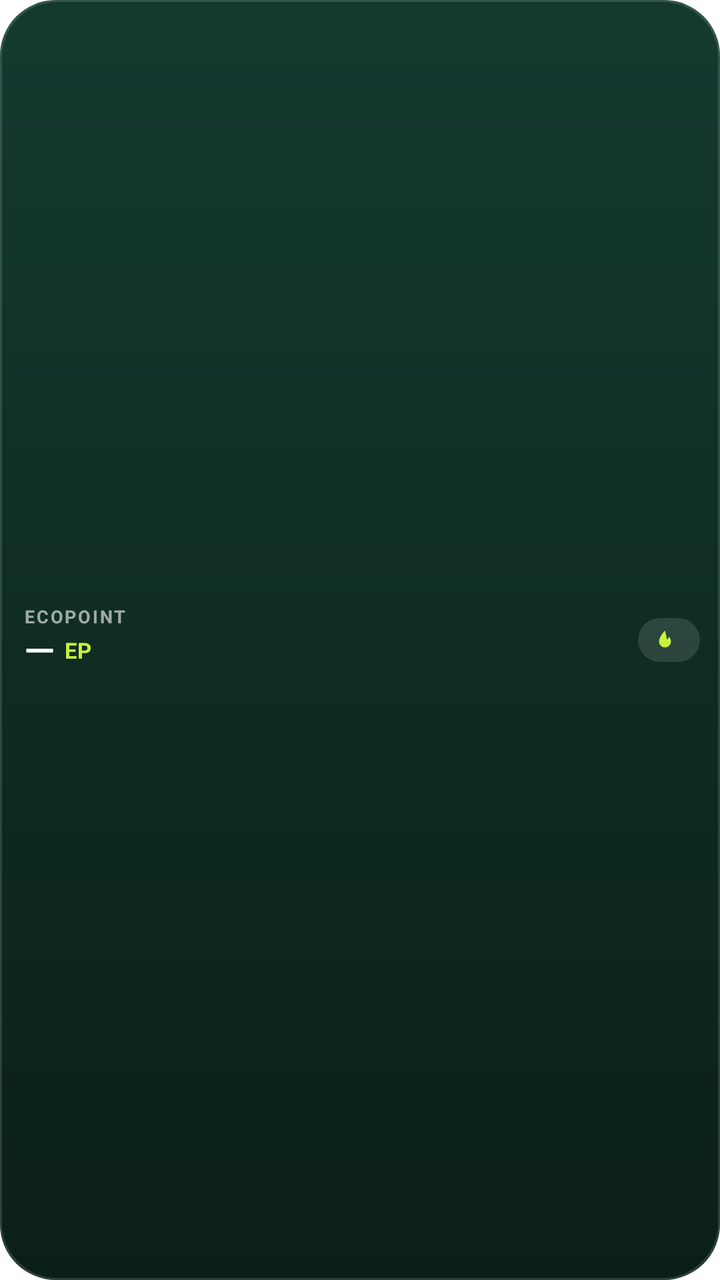
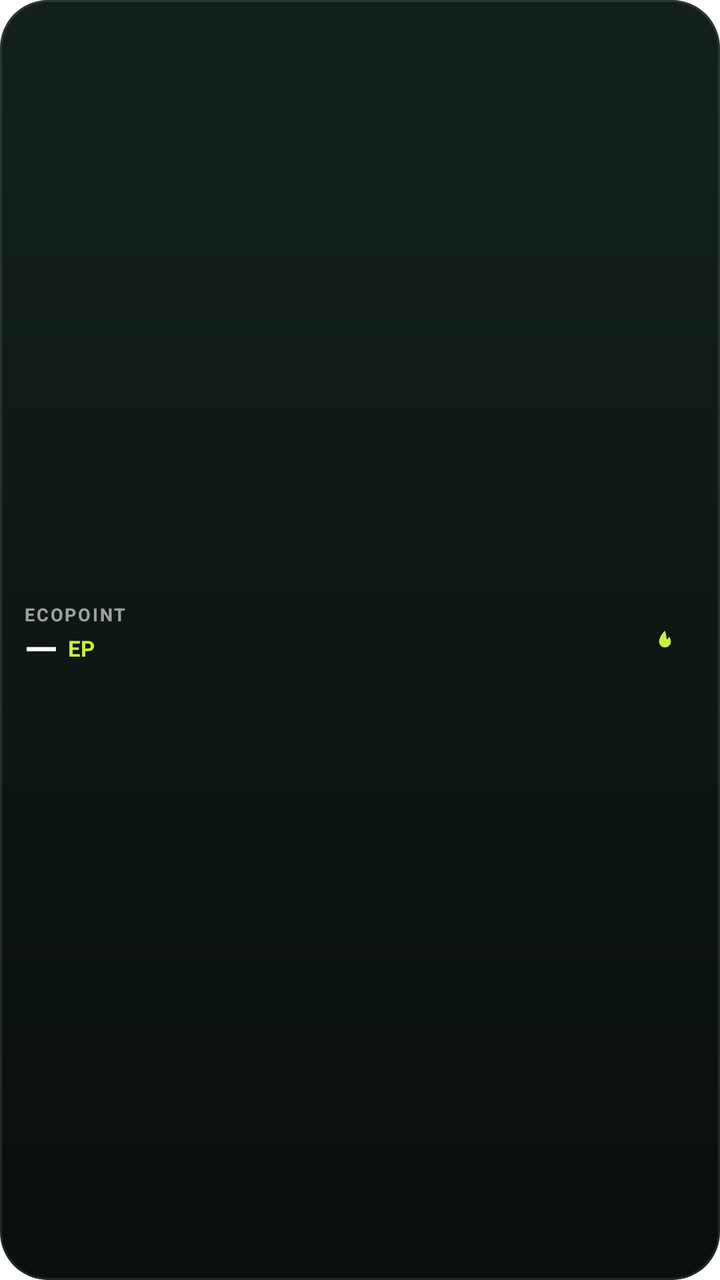

An Android layout rendered at two revisions. The XML below is the earlier revision; the diff shows what the commit changed to produce the second picture.
<!-- AndroidManifest.xml: fallback theme Theme.MaterialComponents.DayNight.NoActionBar -->
<!-- res/layout/ep_widget_xs.xml -->
<?xml version="1.0" encoding="utf-8"?>
<FrameLayout xmlns:android="http://schemas.android.com/apk/res/android"
    android:id="@+id/ep_widget_root"
    android:layout_width="match_parent"
    android:layout_height="match_parent"
    android:background="@drawable/ep_widget_bg">

    <LinearLayout
        android:layout_width="match_parent"
        android:layout_height="match_parent"
        android:gravity="center_vertical"
        android:orientation="horizontal"
        android:paddingStart="12dp"
        android:paddingEnd="10dp">

        

        <LinearLayout
            android:layout_width="0dp"
            android:layout_height="wrap_content"
            android:layout_weight="1"
            android:orientation="vertical">

            <TextView
                android:id="@+id/ep_widget_label"
                android:layout_width="wrap_content"
                android:layout_height="wrap_content"
                android:letterSpacing="0.1"
                android:maxLines="1"
                android:text="EcoPoint"
                android:textAllCaps="true"
                android:textColor="#99FFFFFF"
                android:textSize="9sp"
                android:textStyle="bold" />

            <LinearLayout
                android:layout_width="wrap_content"
                android:layout_height="wrap_content"
                android:gravity="bottom"
                android:orientation="horizontal">

                <TextView
                    android:id="@+id/ep_widget_balance"
                    android:layout_width="wrap_content"
                    android:layout_height="wrap_content"
                    android:fontFamily="sans-serif-medium"
                    android:includeFontPadding="false"
                    android:maxLines="1"
                    android:text="—"
                    android:textColor="#FFFFFFFF"
                    android:textSize="20sp" />

                <TextView
                    android:id="@+id/ep_widget_unit"
                    android:layout_width="wrap_content"
                    android:layout_height="wrap_content"
                    android:layout_marginStart="5dp"
                    android:layout_marginBottom="3dp"
                    android:includeFontPadding="false"
                    android:text="EP"
                    android:textColor="#FFC8F23A"
                    android:textSize="11sp"
                    android:textStyle="bold" />
            </LinearLayout>
        </LinearLayout>

        <LinearLayout
                android:id="@+id/ep_widget_streak_chip"
                android:layout_width="wrap_content"
                android:layout_height="wrap_content"
                android:background="@drawable/ep_widget_pill"
                android:gravity="center_vertical"
                android:orientation="horizontal"
                android:paddingStart="8dp"
                android:paddingTop="4dp"
                android:paddingEnd="9dp"
                android:paddingBottom="4dp">

                <ImageView
                    android:layout_width="11dp"
                    android:layout_height="11dp"
                    android:importantForAccessibility="no"
                    android:src="@drawable/ep_widget_flame" />

                <TextView
                    android:id="@+id/ep_widget_streak"
                    android:layout_width="wrap_content"
                    android:layout_height="wrap_content"
                    android:layout_marginStart="3dp"
                    android:includeFontPadding="false"
                    android:text=""
                    android:textColor="#FFC8F23A"
                    android:textSize="12sp"
                    android:textStyle="bold" />
            </LinearLayout>
    </LinearLayout>
</FrameLayout>
<!-- resources referenced by this layout -->
<resources>
  <!-- drawable ep_widget_bg (drawable) -->
  <?xml version="1.0" encoding="utf-8"?>
  <layer-list xmlns:android="http://schemas.android.com/apk/res/android">
      <item>
          <shape android:shape="rectangle">
              <gradient android:angle="270" android:startColor="#FF143A2E" android:endColor="#FF0A1F18" />
              <corners android:radius="28dp" />
          </shape>
      </item>
      <item>
          <shape android:shape="rectangle">
              <stroke android:width="1dp" android:color="#24FFFFFF" />
              <corners android:radius="28dp" />
          </shape>
      </item>
  </layer-list>
  <!-- drawable ep_widget_flame (drawable) -->
  <?xml version="1.0" encoding="utf-8"?>
  <vector xmlns:android="http://schemas.android.com/apk/res/android"
      android:width="24dp"
      android:height="24dp"
      android:viewportWidth="24"
      android:viewportHeight="24">
      <path
          android:fillColor="#FFC8F23A"
          android:pathData="M12,2C12,2 5.5,8.5 5.5,14a6.5,6.5 0 0 0 13,0c0,-2.2 -1,-3.8 -2.1,-5.3c-0.5,1.6 -1.5,2.6 -2.6,3.1C13.8,8.2 12,2 12,2z" />
  </vector>
  <!-- drawable ep_widget_pill (drawable) -->
  <?xml version="1.0" encoding="utf-8"?>
  <shape xmlns:android="http://schemas.android.com/apk/res/android" android:shape="rectangle">
      <solid android:color="#1FFFFFFF" />
      <corners android:radius="20dp" />
  </shape>
</resources>

<!-- the commit's change to res/layout/ep_widget_xs.xml (unified diff, before → after) -->
@@ -25,6 +25,7 @@
                 android:id="@+id/ep_widget_label"
                 android:layout_width="wrap_content"
                 android:layout_height="wrap_content"
+                android:ellipsize="end"
                 android:letterSpacing="0.1"
                 android:maxLines="1"
                 android:text="EcoPoint"
@@ -48,14 +49,14 @@
                     android:maxLines="1"
                     android:text="—"
                     android:textColor="#FFFFFFFF"
-                    android:textSize="20sp" />
+                    android:textSize="22sp" />
 
                 <TextView
                     android:id="@+id/ep_widget_unit"
                     android:layout_width="wrap_content"
                     android:layout_height="wrap_content"
                     android:layout_marginStart="5dp"
-                    android:layout_marginBottom="3dp"
+                    android:layout_marginBottom="4dp"
                     android:includeFontPadding="false"
                     android:text="EP"
                     android:textColor="#FFC8F23A"
@@ -80,6 +81,7 @@
                     android:layout_width="11dp"
                     android:layout_height="11dp"
                     android:importantForAccessibility="no"
+                    android:id="@+id/ep_widget_flame"
                     android:src="@drawable/ep_widget_flame" />
 
                 <TextView
<!-- resource entries referenced after the edit -->
@@ -5,14 +5,14 @@
   <layer-list xmlns:android="http://schemas.android.com/apk/res/android">
       <item>
           <shape android:shape="rectangle">
-              <gradient android:angle="270" android:startColor="#FF143A2E" android:endColor="#FF0A1F18" />
-              <corners android:radius="28dp" />
+              <gradient android:angle="270" android:startColor="#FF13201A" android:endColor="#FF090F0C" />
+              <corners android:radius="24dp" />
           </shape>
       </item>
       <item>
           <shape android:shape="rectangle">
-              <stroke android:width="1dp" android:color="#24FFFFFF" />
-              <corners android:radius="28dp" />
+              <stroke android:width="1dp" android:color="#1AFFFFFF" />
+              <corners android:radius="24dp" />
           </shape>
       </item>
   </layer-list>
@@ -30,8 +30,7 @@
   <!-- drawable ep_widget_pill (drawable) -->
   <?xml version="1.0" encoding="utf-8"?>
   <shape xmlns:android="http://schemas.android.com/apk/res/android" android:shape="rectangle">
-      <solid android:color="#1FFFFFFF" />
-      <corners android:radius="20dp" />
+      <solid android:color="#00000000" />
   </shape>
 </resources>
 
